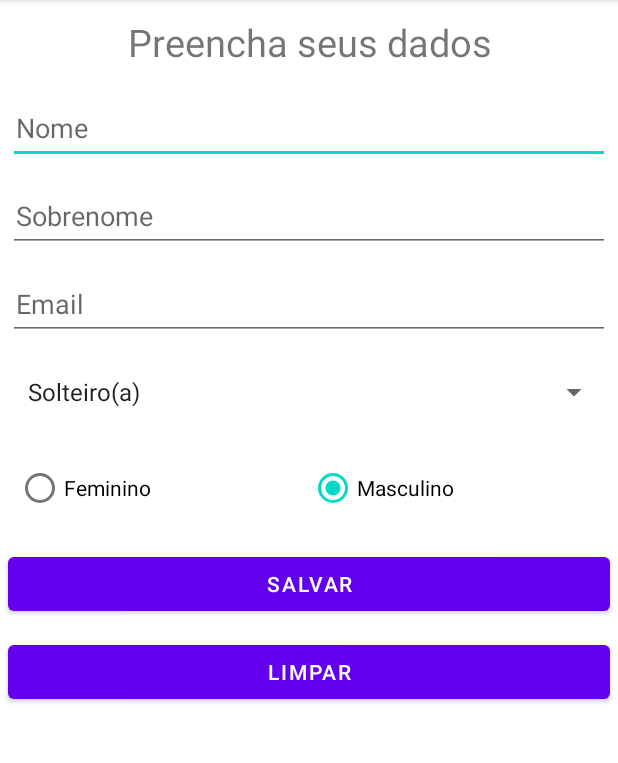
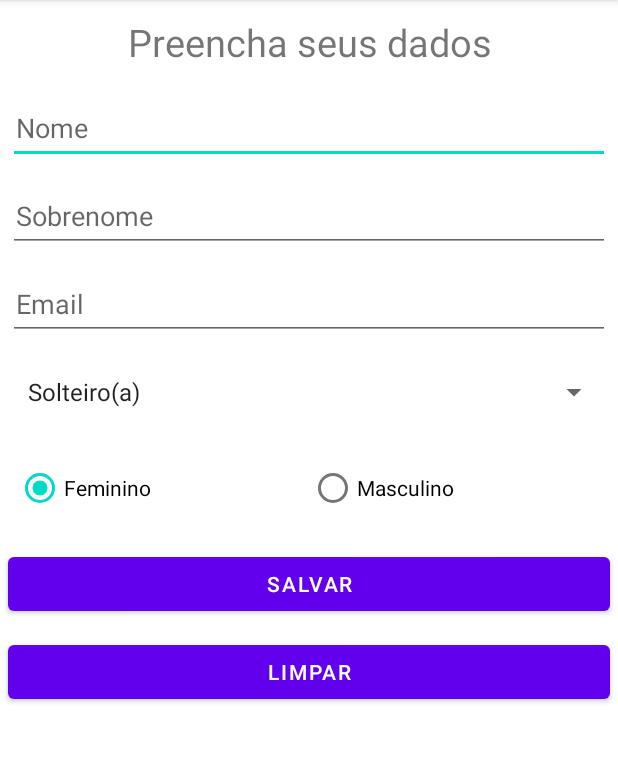
Before and after one commit to allan-ifsp/Views, an Android app: the screen it shows after launch (MainActivity), after a tap on "LIMPAR", on a phone screen of 412 x 824 dp, the part 84-847 px from its top. Run offline under Robolectric (Android 15) with nearby library versions, the phone set to English and light mode, and no system bars.

```diff
--- a/app/src/main/java/br/edu/ifsp/scl/ads/pdm/views/MainActivity.java
+++ b/app/src/main/java/br/edu/ifsp/scl/ads/pdm/views/MainActivity.java
@@ -4,12 +4,14 @@ import androidx.appcompat.app.AppCompatActivity;
 
 import android.os.Bundle;
 import android.view.View;
+import android.widget.TextView;
 import android.widget.Toast;
 
 import br.edu.ifsp.scl.ads.pdm.views.databinding.ActivityMainBinding;
 
 public class MainActivity extends AppCompatActivity {
     private ActivityMainBinding amb;
+    private Pessoa pessoa;
 
     @Override
     protected void onCreate(Bundle savedInstanceState) {
@@ -17,6 +19,24 @@ public class MainActivity extends AppCompatActivity {
         amb = ActivityMainBinding.inflate(getLayoutInflater());
 
         setContentView(amb.getRoot());
+
+        amb.limparBt.setOnClickListener( (View view) -> {
+            amb.nomeEt.setText("");
+            amb.sobrenomeEt.setText("");
+            amb.emailEt.setText("");
+            amb.estadoCivilSp.setSelection(0);
+            amb.femininoRb.setChecked(true);
+        });
+
+        amb.salvarBt.setOnClickListener( view-> {
+            pessoa = new Pessoa(
+                    amb.nomeEt.getText().toString(),
+                    amb.sobrenomeEt.getText().toString(),
+                    amb.emailEt.getText().toString(),
+                    ((TextView) amb.estadoCivilSp.getSelectedView()).getText(),
+            );
+        });
+
     }
 
     public void onClickSBotao(View botao){
--- a/app/src/main/res/layout/activity_main.xml
+++ b/app/src/main/res/layout/activity_main.xml
@@ -79,8 +79,7 @@
             android:layout_width="0dp"
             android:layout_height="wrap_content"
             android:text="@string/masculino"
-            android:layout_weight="1"
-            android:checked="true" />
+            android:layout_weight="1" />
     </RadioGroup>
 
     <Button
@@ -88,7 +87,6 @@
         android:layout_width="match_parent"
         android:layout_height="wrap_content"
         android:text="@string/salvar"
-        android:onClick="onClickSBotao"
         android:padding="5dp"
         android:layout_margin="5dp" />
 
@@ -97,7 +95,6 @@
         android:layout_width="match_parent"
         android:layout_height="wrap_content"
         android:text="@string/limpar"
-        android:onClick="onClickSBotao"
         android:padding="5dp"
         android:layout_margin="5dp" />
 
```
